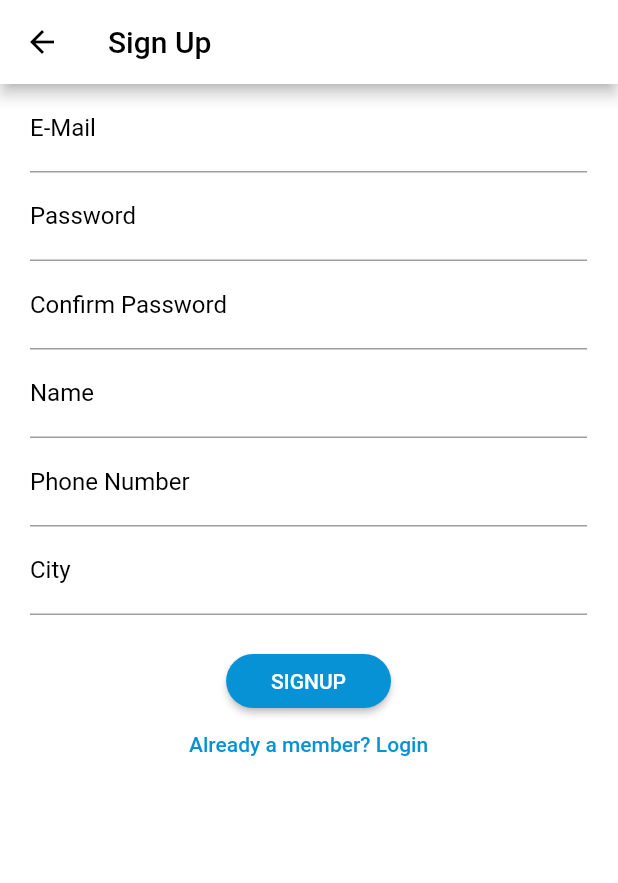
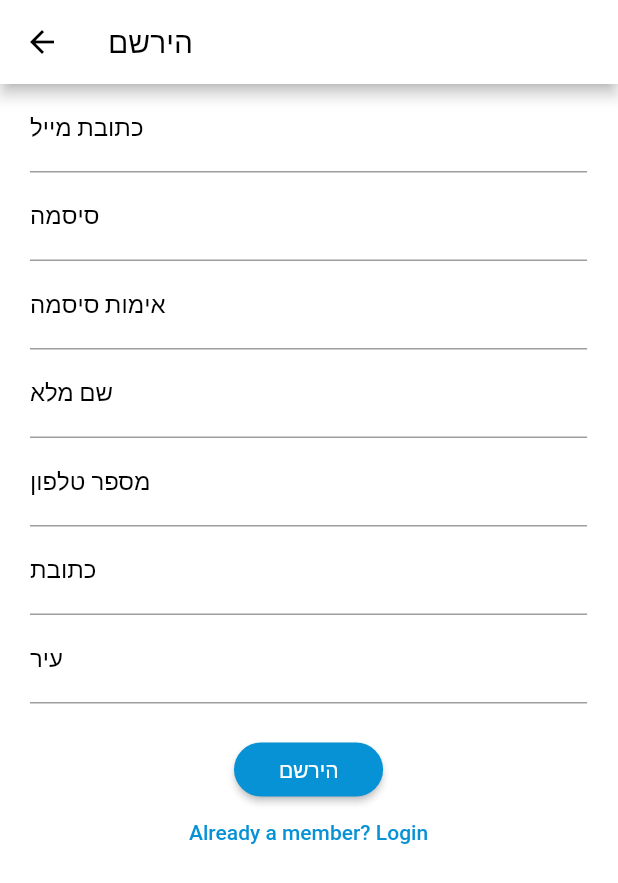
Before and after one commit to ofekco/Appo, a Flutter app: the RegistrationScreen screen opened directly, on a phone screen of 412 x 824 dp. Shown: the top 883 px of the screen. Run offline on Flutter 3.47's test engine with Material 2 defaults, Android fonts, the phone set to English and light mode, and no system bars; our stand-ins replace calendar_view, google_maps_flutter, image_picker, shared_preferences, table_calendar; accounts and stored records are empty.

Commit message:
עברית

```diff
--- a/lib/screens/auth_screen.dart
+++ b/lib/screens/auth_screen.dart
@@ -8,8 +8,6 @@ import 'package:flutter/material.dart';
 import 'package:provider/provider.dart';
 import 'registration_screen.dart';
 import '../models/authentication.dart';
-
-//enum AuthMode { Signup, Login }
 
 class AuthScreen extends StatelessWidget {
   static const routeName = '/auth';
@@ -84,7 +82,6 @@ class AuthCard extends StatefulWidget {
 
 class _AuthCardState extends State<AuthCard> {
   final GlobalKey<FormState> _formKey = GlobalKey();
-  //AuthMode _authMode = AuthMode.Login;
   Map<String, String> _authData = {
     'email': '',
     'password': '',
@@ -107,22 +104,22 @@ class _AuthCardState extends State<AuthCard> {
       Navigator.of(context).pushNamed(AuthScreen.routeName);
     }
     on HttpException catch (error) {
-      var errorMessage = 'Authentication failed';
+      var errorMessage = 'ההרשמה נכשלה';
       if (error.toString().contains('EMAIL_EXISTS')) {
-        errorMessage = 'This email address is already in use.';
+        errorMessage = 'כתובת מייל כבר רשומה';
       } else if (error.toString().contains('INVALID_EMAIL')) {
-        errorMessage = 'This is not a valid email address';
+        errorMessage = 'כתובת מייל לא חוקית';
       } else if (error.toString().contains('WEAK_PASSWORD')) {
-        errorMessage = 'This password is too weak.';
+        errorMessage = 'הסיסמה חלשה מידי';
       } else if (error.toString().contains('EMAIL_NOT_FOUND')) {
-        errorMessage = 'Could not find a user with that email.';
+        errorMessage = 'כתובת מייל לא נמצאה';
       } else if (error.toString().contains('INVALID_PASSWORD')) {
-        errorMessage = 'Invalid password.';
+        errorMessage = 'סיסמה לא נכונה';
       }
       _showErrorDialog(errorMessage);
     }
     catch(error) {
-      var errorMessage = 'Something went wrong, please try again later';
+      var errorMessage = 'משהו השתבש, נסה שנית מאוחר יותר';
        _showErrorDialog(errorMessage);
 
     }
@@ -136,11 +133,11 @@ class _AuthCardState extends State<AuthCard> {
     showDialog(
       context: context,
       builder: (ctx) => AlertDialog(
-            title: Text('An Error Occurred!'),
+            title: Text('התרחשה שגיאה'),
             content: Text(message),
             actions: <Widget>[
               FlatButton(
-                child: Text('Okay'),
+                child: Text('OK'),
                 onPressed: () {
                   Navigator.of(ctx).pop();
                 },
@@ -159,10 +156,8 @@ class _AuthCardState extends State<AuthCard> {
       ),
       elevation: 8.0,
       child: Container(
-        //height: _authMode == AuthMode.Signup ? 350 : 260,
         height: 260,
         constraints:
-            //BoxConstraints(minHeight: _authMode == AuthMode.Signup ? 350 : 260),
             BoxConstraints(minHeight: 260),
         width: deviceSize.width * 0.75,
         padding: EdgeInsets.all(16.0),
@@ -172,11 +167,11 @@ class _AuthCardState extends State<AuthCard> {
             child: Column(
               children: <Widget>[
                 TextFormField(
-                  decoration: InputDecoration(labelText: 'E-Mail'),
+                  decoration: InputDecoration(labelText: 'כתובת מייל'),
                   keyboardType: TextInputType.emailAddress,
                   validator: (value) {
                     if (value.isEmpty || !value.contains('@')) {
-                      return 'Invalid email!';
+                      return 'כתובת מייל לא חוקית';
                     }
                     return null;
                   },
@@ -185,31 +180,18 @@ class _AuthCardState extends State<AuthCard> {
                   },
                 ),
                 TextFormField(
-                  decoration: InputDecoration(labelText: 'Password'),
+                  decoration: InputDecoration(labelText: 'סיסמה'),
                   obscureText: true,
                   controller: _passwordController,
                   validator: (value) {
                     if (value.isEmpty || value.length < 5) {
-                      return 'Password is too short!';
+                      return 'הסיסמה קצרה מידי';
                     }
                   },
                   onSaved: (value) {
                     _authData['password'] = value;
                   },
                 ),
-
-                // if(_authMode == AuthMode.Signup)
-                //   TextFormField(
-                //     enabled: _authMode == AuthMode.Signup,
-                //     decoration: InputDecoration(labelText: 'Confirm Password'),
-                //     obscureText: true,
-                //     validator: _authMode == AuthMode.Signup
-                //         ? (value) {
-                //             if (value != _passwordController.text) {
-                //               return 'Passwords do not match!';
-                //             }
-                //           }: null,
-                //   ),
 
                 SizedBox(
                   height: 20,
@@ -219,8 +201,7 @@ class _AuthCardState extends State<AuthCard> {
                 else
                   RaisedButton(
                     child:
-                      //Text(_authMode == AuthMode.Login ? 'LOGIN' : 'SIGN UP'),
-                      Text('LOGIN'),
+                      Text('התחבר'),
                     onPressed: _submit,
                     shape: RoundedRectangleBorder(
                       borderRadius: BorderRadius.circular(30),
@@ -231,8 +212,7 @@ class _AuthCardState extends State<AuthCard> {
                     textColor: Theme.of(context).primaryTextTheme.button.color,
                   ),
                 FlatButton(
-                  child: Text('Don\'t have an account? Sign up'),
-                  //onPressed: _switchAuthMode,
+                  child: Text('עדיין אין לך חשבון? הירשם'),
                   onPressed: () {Navigator.push<dynamic>(context,
                     MaterialPageRoute<dynamic>(
                       builder: (BuildContext context) => RegistrationScreen(),
--- a/lib/screens/registration_screen.dart
+++ b/lib/screens/registration_screen.dart
@@ -1,5 +1,4 @@
 import 'package:Appo/models/authentication.dart';
-import 'package:Appo/screens/home_screen.dart';
 import 'package:Appo/screens/tabs_screen.dart';
 import 'package:flutter/material.dart';
 import 'package:provider/provider.dart';
@@ -23,6 +22,7 @@ class _RegistrationScreenState extends State<RegistrationScreen> {
     'password': '',
     'name': '',
     'phone number': '',
+    'address': '',
     'city': '',
   };
 
@@ -57,30 +57,26 @@ class _RegistrationScreenState extends State<RegistrationScreen> {
       await Provider.of<Authentication>(context, listen: false)
       .signup(_registrationData['email'], _registrationData['password'], _registrationData['name'],
       _registrationData['phone number'], _registrationData['city'],);
-      // Navigator.push<dynamic>(context,
-      //               MaterialPageRoute<dynamic>(
-      //                 builder: (BuildContext context) => HomeScreen(),
-      //                 fullscreenDialog: true));
       Navigator.of(context).pop();
       Navigator.of(context).pushNamed(TabsScreen.routeName);
     }
     on HttpException catch (error) {
-      var errorMessage = 'Authentication failed';
+      var errorMessage = 'ההרשמה נכשלה';
       if (error.toString().contains('EMAIL_EXISTS')) {
-        errorMessage = 'This email address is already in use.';
+        errorMessage = 'כתובת מייל כבר רשומה';
       } else if (error.toString().contains('INVALID_EMAIL')) {
-        errorMessage = 'This is not a valid email address';
+        errorMessage = 'כתובת מייל לא חוקית';
       } else if (error.toString().contains('WEAK_PASSWORD')) {
-        errorMessage = 'This password is too weak.';
+        errorMessage = 'הסיסמה חלשה מידי';
       } else if (error.toString().contains('EMAIL_NOT_FOUND')) {
-        errorMessage = 'Could not find a user with that email.';
+        errorMessage = 'כתובת מייל לא נמצאה';
       } else if (error.toString().contains('INVALID_PASSWORD')) {
-        errorMessage = 'Invalid password.';
+        errorMessage = 'סיסמה לא נכונה';
       }
       _showErrorDialog(errorMessage);
     }
     catch(error) {
-      var errorMessage = 'Something went wrong, please try again later';
+      var errorMessage = 'משהו השתבש, נסה שנית מאוחר יותר';
        _showErrorDialog(errorMessage);
 
     }
@@ -102,7 +98,7 @@ class _RegistrationScreenState extends State<RegistrationScreen> {
 
     return Scaffold(
       appBar: AppBar(
-        title: Text('Sign Up')),
+        title: Text('הירשם')),
       body: Container(
         width: (_deviceSize.width * 0.95),
         padding: EdgeInsets.only(left: 20),
@@ -114,13 +110,13 @@ class _RegistrationScreenState extends State<RegistrationScreen> {
                 TextFormField(
                   focusNode: emailFocusNode,
                   decoration: InputDecoration(
-                    labelText: 'E-Mail',
+                    labelText: 'כתובת מייל',
                     labelStyle: TextStyle(
 	                    color: emailFocusNode.hasFocus ? Colors.blue : Colors.black)),
                   keyboardType: TextInputType.emailAddress,
                   validator: (value) {
                     if (value.isEmpty || !value.contains('@')) {
-                      return 'Invalid email!';
+                      return 'כתובת מייל לא חוקית';
                     }
                     return null;
                   },
@@ -131,14 +127,14 @@ class _RegistrationScreenState extends State<RegistrationScreen> {
                 TextFormField(
                   focusNode: passwordFocusNode,
                   decoration: InputDecoration(
-                    labelText: 'Password',
+                    labelText: 'סיסמה',
                     labelStyle: TextStyle(
 	                    color: passwordFocusNode.hasFocus ? Colors.blue : Colors.black)),
                   obscureText: true,
                   controller: _passwordController,
                   validator: (value) {
                     if (value.isEmpty || value.length < 5) {
-                      return 'Password is too short!';
+                      return 'הסיסמה קצרה מידי';
                     }
                   },
                   onSaved: (value) {
@@ -148,20 +144,20 @@ class _RegistrationScreenState extends State<RegistrationScreen> {
                 TextFormField(
                   focusNode: confirmPasswordFocusNode,
                   decoration: InputDecoration(
-                    labelText: 'Confirm Password',
+                    labelText: 'אימות סיסמה',
                     labelStyle: TextStyle(
 	                    color: confirmPasswordFocusNode.hasFocus ? Colors.blue : Colors.black)),
                   obscureText: true,
                   validator: (value) {
                           if (value != _passwordController.text) {
-                            return 'Passwords do not match!';
+                            return 'הסיסמאות לא זהות';
                           }
                   }
                 ),
                 TextFormField(
                     focusNode: nameFocusNode,
                      decoration: InputDecoration(
-                      labelText: 'Name',
+                      labelText: 'שם מלא',
                       labelStyle: TextStyle(
 	                    color: nameFocusNode.hasFocus ? Colors.blue : Colors.black)),
                       onSaved: (value) {
@@ -173,13 +169,13 @@ class _RegistrationScreenState extends State<RegistrationScreen> {
                      keyboardType: TextInputType.number,
                      decoration: InputDecoration(
 
-                      labelText: 'Phone Number',
+                      labelText: 'מספר טלפון',
                       labelStyle: TextStyle(
 	                    color: phoneNumberFocusNode.hasFocus ? Colors.blue : Colors.black)),
                      validator: (Value) {
                        //final range = RegExp(r'^[0-9]+$').hasMatch(Value);
                        if(Value.length < 4 && Value.length > 16) {
-                         return 'Illegal input!';
+                         return 'מספר טלפון לא חוקי';
                        }
                        return null;
                      },
@@ -187,10 +183,20 @@ class _RegistrationScreenState extends State<RegistrationScreen> {
                        _registrationData['phone number'] = value;
                      },
                    ),
+                    TextFormField(
+                    focusNode: cityFocusNode,
+                     decoration: InputDecoration(
+                      labelText: 'כתובת',
+                      labelStyle: TextStyle(
+	                    color: cityFocusNode.hasFocus ? Colors.blue : Colors.black)),
+                      onSaved: (value) {
+                        _registrationData['address'] = value;
+                      },
+                   ),
                    TextFormField(
                     focusNode: cityFocusNode,
                      decoration: InputDecoration(
-                      labelText: 'City',
+                      labelText: 'עיר',
                       labelStyle: TextStyle(
 	                    color: cityFocusNode.hasFocus ? Colors.blue : Colors.black)),
                       onSaved: (value) {
@@ -205,7 +211,7 @@ class _RegistrationScreenState extends State<RegistrationScreen> {
                 else
                   RaisedButton(
                     child:
-                        Text('SIGNUP'),
+                        Text('הירשם'),
                     onPressed: _submit,
                     shape: RoundedRectangleBorder(
                       borderRadius: BorderRadius.circular(30),
--- a/pubspec.yaml
+++ b/pubspec.yaml
@@ -24,7 +24,7 @@ dependencies:
   flutter:
     sdk: flutter
   provider: ^6.0.3
-  http: ^0.12.2
+  http: ^0.13.5
   booking_calendar: ^1.1.4
   google_maps_flutter: ^2.1.9
   google_maps_flutter_web: ^0.4.0+1
```
Also changed, not shown: pubspec.lock.
